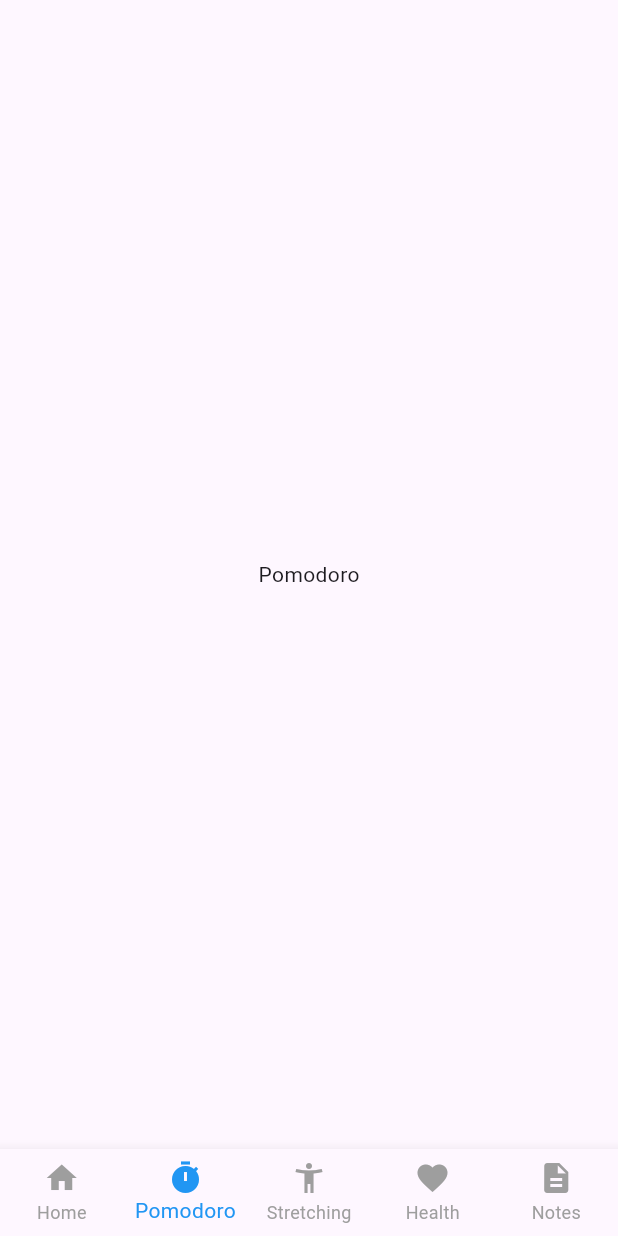
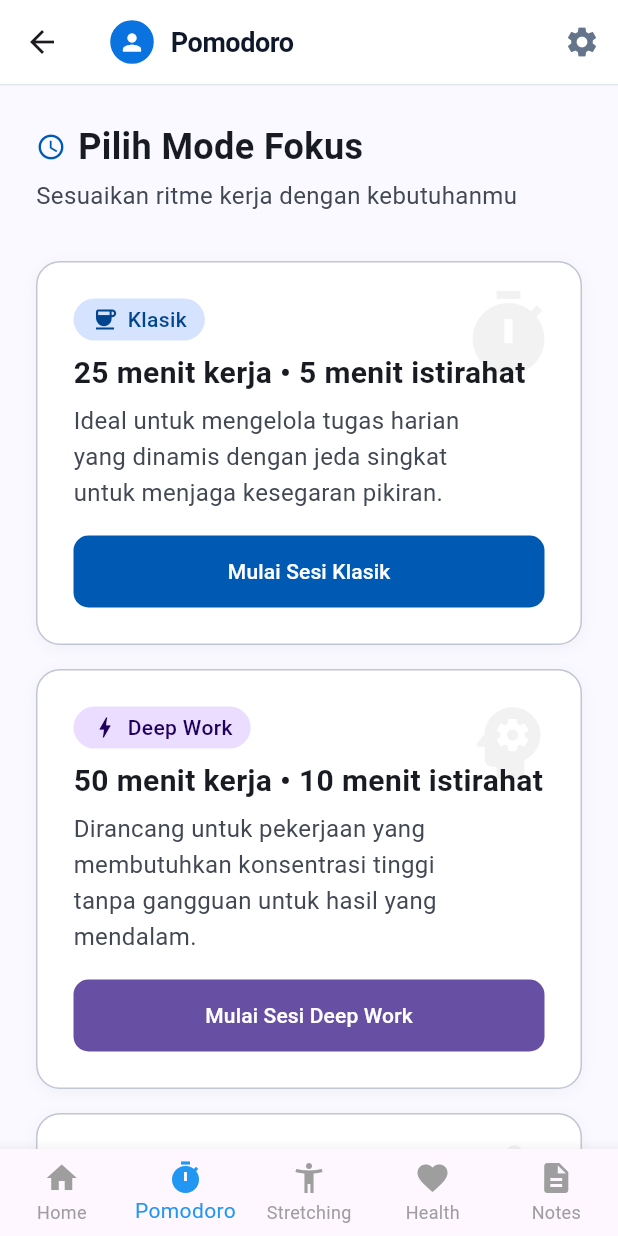
Before and after one commit to nisszhra/smartworklife_mobile, a Flutter app: the MainView screen opened by its route, item 2 of the bottom bar chosen, on a phone screen of 412 x 824 dp. Run offline on Flutter 3.47's test engine with Material 3 defaults, Android fonts, the phone set to English and light mode, and no system bars; our stand-ins replace get.

Commit message:
pomodoro

```diff
--- a/lib/app/modules/main/bindings/main_binding.dart
+++ b/lib/app/modules/main/bindings/main_binding.dart
@@ -3,6 +3,7 @@ import 'package:get/get.dart';
 import '../controllers/main_controller.dart';
 import '../../home/controllers/home_controller.dart';
 import '../../health/controllers/health_controller.dart';
+import '../../pomodoro/controllers/pomodoro_controller.dart';
 
 class MainBinding extends Bindings {
   @override
@@ -10,5 +11,6 @@ class MainBinding extends Bindings {
     Get.put<MainController>(MainController());
     Get.put<HomeController>(HomeController());
     Get.put<HealthController>(HealthController());
+    Get.put<PomodoroController>(PomodoroController());
   }
 }
--- a/lib/app/modules/main/views/main_view.dart
+++ b/lib/app/modules/main/views/main_view.dart
@@ -4,6 +4,7 @@ import 'package:get/get.dart';
 import '../controllers/main_controller.dart';
 import '../../home/views/home_view.dart';
 import '../../health/views/health_view.dart';
+import '../../pomodoro/views/pomodoro_view.dart';
 
 class MainView extends GetView<MainController> {
   const MainView({super.key});
@@ -15,7 +16,7 @@ class MainView extends GetView<MainController> {
         index: controller.currentIndex.value,
         children: const [
           HomeView(),
-          Center(child: Text('Pomodoro')),
+          PomodoroView(),
           Center(child: Text('Stretching')),
           HealthView(),
           Center(child: Text('Notes')),
--- /dev/null
+++ b/lib/app/modules/pomodoro/controllers/pomodoro_controller.dart
@@ -0,0 +1,97 @@
+import 'dart:async';
+import 'package:get/get.dart';
+
+enum PomodoroMode { klasik, deepWork, extended }
+
+enum PomodoroState { idle, working, breaking }
+
+class PomodoroController extends GetxController {
+  // Current mode
+  final selectedMode = Rx<PomodoroMode?>(null);
+  final pomodoroState = PomodoroState.idle.obs;
+
+  // Timer
+  final remainingSeconds = 0.obs;
+  final totalSeconds = 0.obs;
+  Timer? _timer;
+
+  // Session count
+  final completedSessions = 0.obs;
+
+  // Mode configurations
+  Map<PomodoroMode, Map<String, int>> get modeConfig => {
+        PomodoroMode.klasik: {'work': 25, 'break': 5},
+        PomodoroMode.deepWork: {'work': 50, 'break': 10},
+        PomodoroMode.extended: {'work': 90, 'break': 30},
+      };
+
+  String get formattedTime {
+    final minutes = (remainingSeconds.value ~/ 60).toString().padLeft(2, '0');
+    final seconds = (remainingSeconds.value % 60).toString().padLeft(2, '0');
+    return '$minutes:$seconds';
+  }
+
+  double get progress {
+    if (totalSeconds.value == 0) return 0;
+    return 1 - (remainingSeconds.value / totalSeconds.value);
+  }
+
+  void startSession(PomodoroMode mode) {
+    selectedMode.value = mode;
+    pomodoroState.value = PomodoroState.working;
+    final workMinutes = modeConfig[mode]!['work']!;
+    totalSeconds.value = workMinutes * 60;
+    remainingSeconds.value = totalSeconds.value;
+    _startTimer();
+  }
+
+  void _startTimer() {
+    _timer?.cancel();
+    _timer = Timer.periodic(const Duration(seconds: 1), (timer) {
+      if (remainingSeconds.value > 0) {
+        remainingSeconds.value--;
+      } else {
+        _timer?.cancel();
+        if (pomodoroState.value == PomodoroState.working) {
+          completedSessions.value++;
+          _startBreak();
+        } else {
+          pomodoroState.value = PomodoroState.idle;
+          selectedMode.value = null;
+        }
+      }
+    });
+  }
+
+  void _startBreak() {
+    pomodoroState.value = PomodoroState.breaking;
+    final breakMinutes = modeConfig[selectedMode.value]!['break']!;
+    totalSeconds.value = breakMinutes * 60;
+    remainingSeconds.value = totalSeconds.value;
+    _startTimer();
+  }
+
+  void pauseTimer() {
+    _timer?.cancel();
+  }
+
+  void resumeTimer() {
+    if (remainingSeconds.value > 0) {
+      _startTimer();
+    }
+  }
+
+  void stopSession() {
+    _timer?.cancel();
+    pomodoroState.value = PomodoroState.idle;
+    selectedMode.value = null;
+    remainingSeconds.value = 0;
+    totalSeconds.value = 0;
+  }
+
+  @override
+  void onClose() {
+    _timer?.cancel();
+    super.onClose();
+  }
+}
--- /dev/null
+++ b/lib/app/modules/pomodoro/views/pomodoro_view.dart
@@ -0,0 +1,424 @@
+import 'package:flutter/material.dart';
+import 'package:get/get.dart';
+import '../controllers/pomodoro_controller.dart';
+
+class PomodoroView extends GetView<PomodoroController> {
+  const PomodoroView({super.key});
+
+  @override
+  Widget build(BuildContext context) {
+    return Scaffold(
+      backgroundColor: const Color(0xFFF9F9FF),
+      appBar: AppBar(
+        title: Row(
+          children: [
+            Container(
+              width: 32,
+              height: 32,
+              decoration: BoxDecoration(
+                shape: BoxShape.circle,
+                color: const Color(0xFF0A73E0),
+                border: Border.all(
+                  color: Colors.white,
+                  width: 1.5,
+                ),
+              ),
+              child: const Icon(Icons.person, color: Colors.white, size: 18),
+            ),
+            const SizedBox(width: 10),
+            const Text(
+              'Pomodoro',
+              style: TextStyle(
+                fontSize: 18,
+                fontWeight: FontWeight.bold,
+                letterSpacing: -0.3,
+                color: Color(0xFF0F172A),
+              ),
+            ),
+          ],
+        ),
+        actions: [
+          IconButton(
+            onPressed: () {},
+            icon: const Icon(Icons.settings, color: Color(0xFF64748B)),
+            splashRadius: 20,
+          ),
+        ],
+        elevation: 0,
+        backgroundColor: Colors.white,
+        surfaceTintColor: Colors.transparent,
+        bottom: PreferredSize(
+          preferredSize: const Size.fromHeight(1),
+          child: Container(color: const Color(0xFFE2E8F0), height: 1),
+        ),
+      ),
+      body: Obx(() {
+        if (controller.pomodoroState.value != PomodoroState.idle) {
+          return _buildTimerView();
+        }
+        return _buildModeSelectionView();
+      }),
+    );
+  }
+
+  // ─── MODE SELECTION VIEW ─────────────────────────────────────────
+  Widget _buildModeSelectionView() {
+    return SingleChildScrollView(
+      padding: const EdgeInsets.all(24),
+      child: Column(
+        crossAxisAlignment: CrossAxisAlignment.start,
+        children: [
+          // Header
+          Row(
+            children: [
+              const Icon(Icons.schedule, color: Color(0xFF005AB4), size: 20),
+              const SizedBox(width: 8),
+              const Text(
+                'Pilih Mode Fokus',
+                style: TextStyle(
+                  fontSize: 24,
+                  fontWeight: FontWeight.w600,
+                  color: Color(0xFF181C22),
+                ),
+              ),
+            ],
+          ),
+          const SizedBox(height: 4),
+          const Text(
+            'Sesuaikan ritme kerja dengan kebutuhanmu',
+            style: TextStyle(
+              fontSize: 16,
+              color: Color(0xFF414753),
+            ),
+          ),
+          const SizedBox(height: 32),
+
+          // Mode Cards
+          _buildModeCard(
+            mode: PomodoroMode.klasik,
+            badgeLabel: 'Klasik',
+            badgeIcon: Icons.coffee,
+            badgeBgColor: const Color(0xFFD6E3FF),
+            badgeTextColor: const Color(0xFF00458D),
+            title: '25 menit kerja • 5 menit istirahat',
+            description:
+                'Ideal untuk mengelola tugas harian yang dinamis dengan jeda singkat untuk menjaga kesegaran pikiran.',
+            buttonLabel: 'Mulai Sesi Klasik',
+            buttonColor: const Color(0xFF005AB4),
+            bgIcon: Icons.timer,
+          ),
+          const SizedBox(height: 16),
+
+          _buildModeCard(
+            mode: PomodoroMode.deepWork,
+            badgeLabel: 'Deep Work',
+            badgeIcon: Icons.bolt,
+            badgeBgColor: const Color(0xFFEADDFF),
+            badgeTextColor: const Color(0xFF21005D),
+            title: '50 menit kerja • 10 menit istirahat',
+            description:
+                'Dirancang untuk pekerjaan yang membutuhkan konsentrasi tinggi tanpa gangguan untuk hasil yang mendalam.',
+            buttonLabel: 'Mulai Sesi Deep Work',
+            buttonColor: const Color(0xFF6750A4),
+            bgIcon: Icons.psychology,
+          ),
+          const SizedBox(height: 16),
+
+          _buildModeCard(
+            mode: PomodoroMode.extended,
+            badgeLabel: 'Extended',
+            badgeIcon: Icons.trending_up,
+            badgeBgColor: const Color(0xFFFFDBC9),
+            badgeTextColor: const Color(0xFF321200),
+            title: '90 menit kerja • 30 menit istirahat',
+            description:
+                'Sesi maraton untuk produktivitas maksimal pada proyek besar yang membutuhkan alur kerja yang panjang.',
+            buttonLabel: 'Mulai Sesi Extended',
+            buttonColor: const Color(0xFF964400),
+            bgIcon: Icons.directions_run,
+          ),
+          const SizedBox(height: 24),
+        ],
+      ),
+    );
+  }
+
+  Widget _buildModeCard({
+    required PomodoroMode mode,
+    required String badgeLabel,
+    required IconData badgeIcon,
+    required Color badgeBgColor,
+    required Color badgeTextColor,
+    required String title,
+    required String description,
+    required String buttonLabel,
+    required Color buttonColor,
+    required IconData bgIcon,
+  }) {
+    return Container(
+      decoration: BoxDecoration(
+        color: Colors.white,
+        borderRadius: BorderRadius.circular(16),
+        border: Border.all(color: const Color(0xFFC1C6D5)),
+        boxShadow: [
+          BoxShadow(
+            color: Colors.black.withValues(alpha: 0.04),
+            blurRadius: 8,
+            offset: const Offset(0, 2),
+          ),
+        ],
+      ),
+      child: Stack(
+        children: [
+          // Background icon
+          Positioned(
+            top: 16,
+            right: 16,
+            child: Icon(
+              bgIcon,
+              size: 64,
+              color: Colors.black.withValues(alpha: 0.05),
+            ),
+          ),
+          // Content
+          Padding(
+            padding: const EdgeInsets.all(24),
+            child: Column(
+              crossAxisAlignment: CrossAxisAlignment.start,
+              children: [
+                // Badge
+                Container(
+                  padding:
+                      const EdgeInsets.symmetric(horizontal: 12, vertical: 4),
+                  decoration: BoxDecoration(
+                    color: badgeBgColor,
+                    borderRadius: BorderRadius.circular(20),
+                  ),
+                  child: Row(
+                    mainAxisSize: MainAxisSize.min,
+                    children: [
+                      Icon(badgeIcon, size: 18, color: badgeTextColor),
+                      const SizedBox(width: 6),
+                      Text(
+                        badgeLabel,
+                        style: TextStyle(
+                          fontSize: 14,
+                          fontWeight: FontWeight.w500,
+                          color: badgeTextColor,
+                        ),
+                      ),
+                    ],
+                  ),
+                ),
+                const SizedBox(height: 8),
+                // Title
+                Text(
+                  title,
+                  style: const TextStyle(
+                    fontSize: 20,
+                    fontWeight: FontWeight.w600,
+                    color: Color(0xFF181C22),
+                    height: 1.3,
+                  ),
+                ),
+                const SizedBox(height: 8),
+                // Description
+                Padding(
+                  padding: const EdgeInsets.only(right: 32),
+                  child: Text(
+                    description,
+                    style: const TextStyle(
+                      fontSize: 16,
+                      color: Color(0xFF414753),
+                      height: 1.5,
+                    ),
+                  ),
+                ),
+                const SizedBox(height: 16),
+                // Start button
+                SizedBox(
+                  width: double.infinity,
+                  child: ElevatedButton(
+                    onPressed: () => controller.startSession(mode),
+                    style: ElevatedButton.styleFrom(
+                      backgroundColor: buttonColor,
+                      foregroundColor: Colors.white,
+                      elevation: 0,
+                      shape: RoundedRectangleBorder(
+                        borderRadius: BorderRadius.circular(10),
+                      ),
+                      padding: const EdgeInsets.symmetric(vertical: 14),
+                    ),
+                    child: Text(
+                      buttonLabel,
+                      style: const TextStyle(
+                        fontSize: 14,
+                        fontWeight: FontWeight.w500,
+                      ),
+                    ),
+                  ),
+                ),
+              ],
+            ),
+          ),
+        ],
+      ),
+    );
+  }
+
+  // ─── TIMER VIEW (Active Session) ─────────────────────────────────
+  Widget _buildTimerView() {
+    final mode = controller.selectedMode.value!;
+    final isWorking =
+        controller.pomodoroState.value == PomodoroState.working;
+
+    Color themeColor;
+    String modeLabel;
+    switch (mode) {
+      case PomodoroMode.klasik:
+        themeColor = const Color(0xFF005AB4);
+        modeLabel = 'Klasik';
+        break;
+      case PomodoroMode.deepWork:
+        themeColor = const Color(0xFF6750A4);
+        modeLabel = 'Deep Work';
+        break;
+      case PomodoroMode.extended:
+        themeColor = const Color(0xFF964400);
+        modeLabel = 'Extended';
+        break;
+    }
+
+    return Center(
+      child: Padding(
+        padding: const EdgeInsets.all(32),
+        child: Column(
+          mainAxisAlignment: MainAxisAlignment.center,
+          children: [
+            // Mode badge
+            Container(
+              padding:
+                  const EdgeInsets.symmetric(horizontal: 16, vertical: 6),
+              decoration: BoxDecoration(
+                color: themeColor.withValues(alpha: 0.1),
+                borderRadius: BorderRadius.circular(20),
+              ),
+              child: Text(
+                modeLabel,
+                style: TextStyle(
+                  fontSize: 14,
+                  fontWeight: FontWeight.w600,
+                  color: themeColor,
+                ),
+              ),
+            ),
+            const SizedBox(height: 12),
+            // State label
+            Text(
+              isWorking ? 'Waktu Fokus' : 'Waktu Istirahat',
+              style: TextStyle(
+                fontSize: 18,
+                fontWeight: FontWeight.w500,
+                color: isWorking
+                    ? const Color(0xFF181C22)
+                    : const Color(0xFF4CAF50),
+              ),
+            ),
+            const SizedBox(height: 40),
+            // Timer circle
+            Obx(() => SizedBox(
+                  width: 240,
+                  height: 240,
+                  child: Stack(
+                    alignment: Alignment.center,
+                    children: [
+                      // Background circle
+                      SizedBox(
+                        width: 240,
+                        height: 240,
+                        child: CircularProgressIndicator(
+                          value: 1,
+                          strokeWidth: 10,
+                          color: const Color(0xFFE6E8F1),
+                          strokeCap: StrokeCap.round,
+                        ),
+                      ),
+                      // Progress circle
+                      SizedBox(
+                        width: 240,
+                        height: 240,
+                        child: CircularProgressIndicator(
+                          value: controller.progress,
+                          strokeWidth: 10,
+                          color: isWorking ? themeColor : const Color(0xFF4CAF50),
+                          strokeCap: StrokeCap.round,
+                        ),
+                      ),
+                      // Timer text
+                      Column(
+                        mainAxisSize: MainAxisSize.min,
+                        children: [
+                          Text(
+                            controller.formattedTime,
+                            style: const TextStyle(
+                              fontSize: 48,
+                              fontWeight: FontWeight.w800,
+                              color: Color(0xFF181C22),
+                              letterSpacing: -2,
+                            ),
+                          ),
+                          const SizedBox(height: 4),
+                          Obx(() => Text(
+                                'Sesi ${controller.completedSessions.value + 1}',
+                                style: const TextStyle(
+                                  fontSize: 14,
+                                  fontWeight: FontWeight.w500,
+                                  color: Color(0xFF717785),
+                                ),
+                              )),
+                        ],
+                      ),
+                    ],
+                  ),
+                )),
+            const SizedBox(height: 48),
+            // Control buttons
+            Row(
+              mainAxisAlignment: MainAxisAlignment.center,
+              children: [
+                // Stop button
+                OutlinedButton(
+                  onPressed: () => controller.stopSession(),
+                  style: OutlinedButton.styleFrom(
+                    side: const BorderSide(color: Color(0xFFC1C6D5)),
+                    shape: RoundedRectangleBorder(
+                      borderRadius: BorderRadius.circular(14),
+                    ),
+                    padding: const EdgeInsets.symmetric(
+                        horizontal: 28, vertical: 14),
+                  ),
+                  child: const Text(
+                    'Berhenti',
+                    style: TextStyle(
+                      fontWeight: FontWeight.w600,
+                      color: Color(0xFF181C22),
+                    ),
+                  ),
+                ),
+              ],
+            ),
+            const SizedBox(height: 24),
+            // Session info
+            Obx(() => Text(
+                  '${controller.completedSessions.value} sesi selesai hari ini',
+                  style: const TextStyle(
+                    fontSize: 14,
+                    color: Color(0xFF717785),
+                  ),
+                )),
+          ],
+        ),
+      ),
+    );
+  }
+}
--- a/lib/app/routes/app_routes.dart
+++ b/lib/app/routes/app_routes.dart
@@ -7,6 +7,7 @@ abstract class Routes {
   static const LOGIN = _Paths.LOGIN;
   static const SIGNUP = _Paths.SIGNUP;
   static const MAIN = _Paths.MAIN;
+  static const POMODORO = _Paths.POMODORO;
 }
 
 abstract class _Paths {
@@ -15,4 +16,5 @@ abstract class _Paths {
   static const LOGIN = '/login';
   static const SIGNUP = '/signup';
   static const MAIN = '/main';
+  static const POMODORO = '/pomodoro';
 }
```
Also changed, not shown: lib/app/modules/pomodoro/bindings/pomodoro_binding.dart (added, +12 -0 lines), lib/app/routes/app_pages.dart (+7 -0 lines), pubspec.lock.
